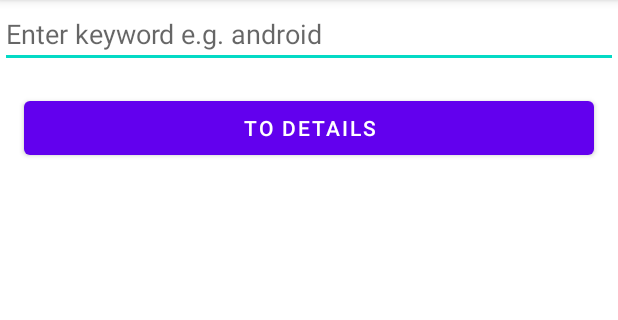
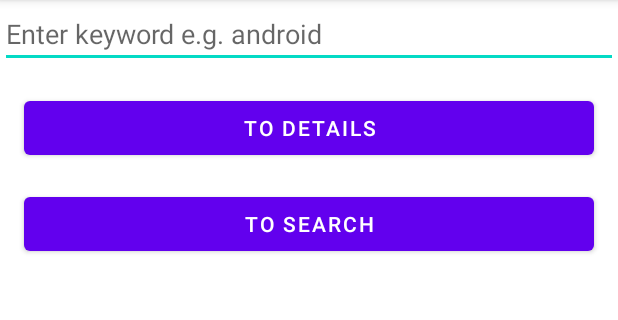
Before and after one commit to EvgenNaumov/Lesson3_Test_Robolectric, an Android app: the screen it shows after launch (MainActivity), on a phone screen of 412 x 824 dp, the part 84-404 px from its top. Run offline under Robolectric (Android 15) with nearby library versions, the phone set to English and light mode, and no system bars.

Commit message:
HW4 исправление DetailActivity

```diff
--- a/app/src/main/java/com/geekbrains/tests/presenter/details/DetailsPresenter.kt
+++ b/app/src/main/java/com/geekbrains/tests/presenter/details/DetailsPresenter.kt
@@ -12,9 +12,8 @@ class DetailsPresenter (
     private var count_:Int = 0
 
     override fun setCounter(count: Int) {
-        this.count = count
-        count_ = count
-        viewContract?.setCount(count)
+        this.count = if (count_!=0) count_ else count
+        viewContract?.setCount(this.count)
     }
 
     override fun onIncrement() {
@@ -29,8 +28,8 @@ class DetailsPresenter (
 
     override fun onAttach(view: ViewDetailsContract) {
         this.viewContract = view
-        this.count = count_
-        viewContract!!.setCount(count)
+//        this.count = count_
+//        viewContract!!.setCount(count)
 
     }
 
--- a/app/src/main/java/com/geekbrains/tests/view/search/MainActivity.kt
+++ b/app/src/main/java/com/geekbrains/tests/view/search/MainActivity.kt
@@ -1,11 +1,14 @@
 package com.geekbrains.tests.view.search
 
+import android.content.Context
 import android.os.Bundle
 import android.view.View
 import android.view.inputmethod.EditorInfo
+import android.view.inputmethod.InputMethodManager
 import android.widget.TextView.OnEditorActionListener
 import android.widget.Toast
 import androidx.appcompat.app.AppCompatActivity
+import androidx.core.content.getSystemService
 import com.geekbrains.tests.BuildConfig
 import com.geekbrains.tests.R
 import com.geekbrains.tests.model.SearchResult
@@ -35,6 +38,12 @@ class MainActivity : AppCompatActivity(), ViewSearchContract {
     private fun setUI() {
         toDetailsActivityButton.setOnClickListener {
             startActivity(DetailsActivity.getIntent(this, totalCount))
+        }
+
+        toOpenSearchTextButton.setOnClickListener {
+            val inputManager = getSystemService(Context.INPUT_METHOD_SERVICE) as InputMethodManager
+            inputManager.toggleSoftInput(1,2)
+
         }
         setQueryListener()
         setRecyclerView()
--- a/app/src/main/res/layout/activity_main.xml
+++ b/app/src/main/res/layout/activity_main.xml
@@ -32,8 +32,16 @@
         android:layout_width="match_parent"
         android:layout_height="wrap_content"
         android:layout_margin="@dimen/margin"
-        app:layout_constraintTop_toBottomOf="@id/searchEditText"
-        android:text="@string/to_details" />
+        android:text="@string/to_details"
+        app:layout_constraintTop_toBottomOf="@id/searchEditText" />
+
+    <Button
+        android:id="@+id/toOpenSearchTextButton"
+        android:layout_width="match_parent"
+        android:layout_height="wrap_content"
+        android:layout_margin="16dp"
+        android:text="to search"
+        app:layout_constraintTop_toBottomOf="@+id/toDetailsActivityButton" />
 
     <androidx.recyclerview.widget.RecyclerView
         android:id="@+id/recyclerView"
@@ -41,5 +49,5 @@
         android:layout_height="wrap_content"
         android:layout_marginTop="@dimen/margin"
         app:layoutManager="androidx.recyclerview.widget.LinearLayoutManager"
-        app:layout_constraintTop_toBottomOf="@id/toDetailsActivityButton" />
+        app:layout_constraintTop_toBottomOf="@id/toOpenSearchTextButton" />
 </androidx.constraintlayout.widget.ConstraintLayout>
```
